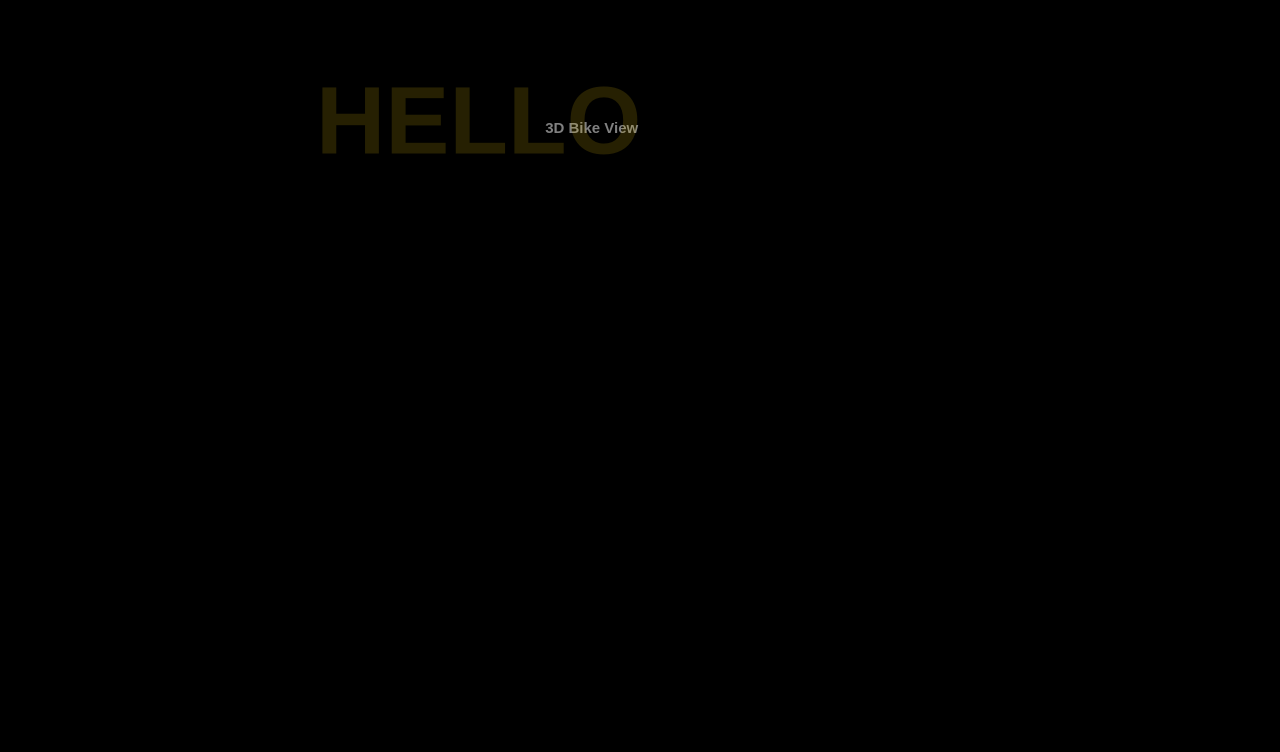
The window that mainwindow.ui (Rem-Ihu/rem-ng-assist) describes before a commit, drawn with Qt 5.
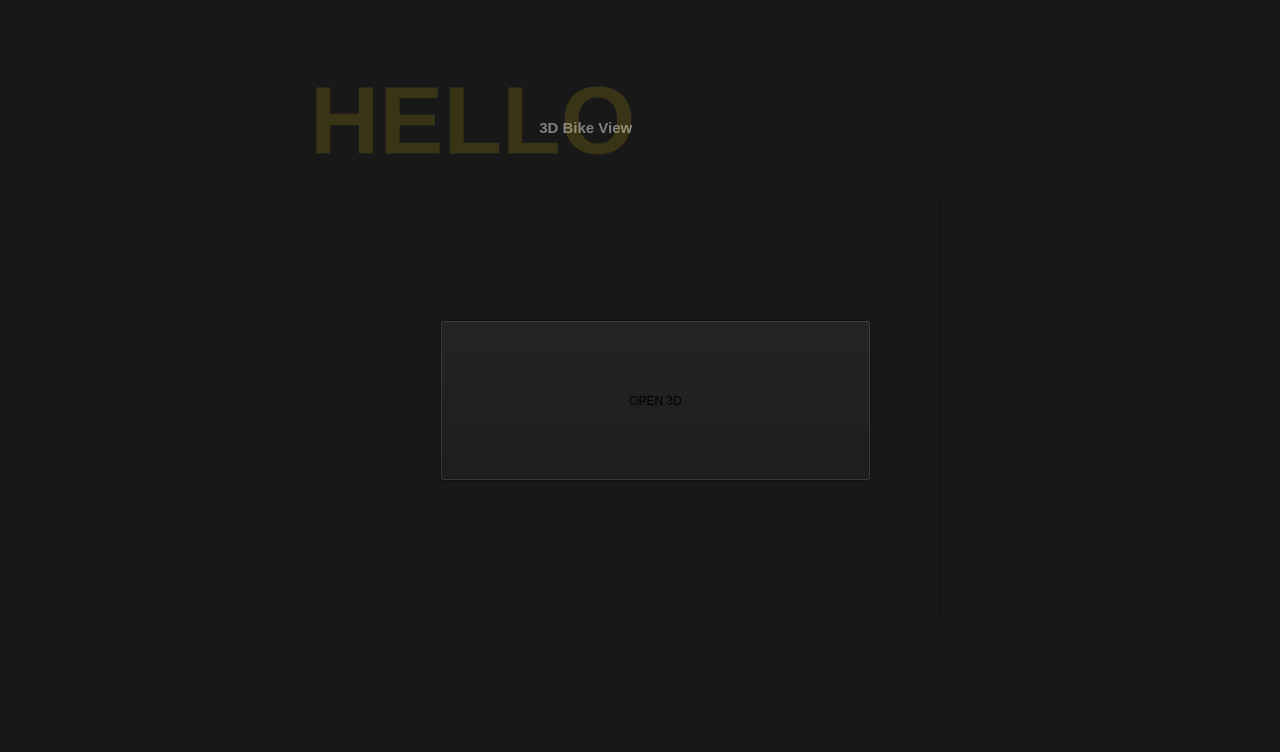
The same window after the commit. Icons and pictures are not drawn.

Commit message: added 3d, made color change and sidebar change

Patch:
```diff
--- a/mainwindow.ui
+++ b/mainwindow.ui
@@ -29,7 +29,7 @@
    <bool>false</bool>
   </property>
   <property name="styleSheet">
-   <string notr="true">    background-color: qlineargradient(x1:0, y1:0, x2:1, y2:0, stop:0.05 black, stop:0.95 white);</string>
+   <string notr="true">    background-color: #181818;</string>
   </property>
   <property name="animated">
    <bool>true</bool>
@@ -42,6 +42,9 @@
 </string>
    </property>
    <layout class="QHBoxLayout" name="horizontalLayout">
+    <property name="spacing">
+     <number>0</number>
+    </property>
     <property name="leftMargin">
      <number>0</number>
     </property>
@@ -72,10 +75,9 @@
        <bool>false</bool>
       </property>
       <property name="styleSheet">
-       <string notr="true">background-color: #000000;
+       <string notr="true">background-color: #181818;
 /*background-color: #3F0071;*/
-border-top-color: rgb(0, 0, 0);
-border-top-color: rgb(15, 24, 31);</string>
+z-index: 10;</string>
       </property>
       <layout class="QGridLayout" name="gridLayout_3">
        <property name="leftMargin">
@@ -141,6 +143,8 @@
 color:grey;
 text-align:left;
 padding-left:20px;
+background: none;
+background-color: rgba(0,0,0,0);
 }
 
 QPushButton:focus{
@@ -151,6 +155,8 @@
 border: none;
 /*background-color: rgb(79, 93, 218);
 /*background-color: #FB2576;*/
+background: none;
+background-color: rgba(0,0,0,0);
 color:white;
 text-align:left;
 padding-left:20px;
@@ -188,6 +194,9 @@
        </item>
        <item row="17" column="1">
         <widget class="QPushButton" name="pushButtonLogOut">
+         <property name="enabled">
+          <bool>true</bool>
+         </property>
          <property name="maximumSize">
           <size>
            <width>50</width>
@@ -202,6 +211,8 @@
 color:grey;
 padding-left:15px;
 content:left;
+background: none;
+background-color: rgba(0,0,0,0);
 }
 
 QPushButton:focus{
@@ -211,6 +222,8 @@
 QPushButton:checked{
 border: none;
 color:white;
+background: none;
+background-color: rgba(0,0,0,0);
 padding-left:15px;
 }</string>
          </property>
@@ -263,7 +276,7 @@
             </colorrole>
             <colorrole role="Button">
              <brush brushstyle="SolidPattern">
-              <color alpha="255">
+              <color alpha="0">
                <red>0</red>
                <green>0</green>
                <blue>0</blue>
@@ -290,7 +303,7 @@
             </colorrole>
             <colorrole role="Base">
              <brush brushstyle="SolidPattern">
-              <color alpha="255">
+              <color alpha="0">
                <red>0</red>
                <green>0</green>
                <blue>0</blue>
@@ -299,7 +312,7 @@
             </colorrole>
             <colorrole role="Window">
              <brush brushstyle="SolidPattern">
-              <color alpha="255">
+              <color alpha="0">
                <red>0</red>
                <green>0</green>
                <blue>0</blue>
@@ -328,7 +341,7 @@
             </colorrole>
             <colorrole role="Button">
              <brush brushstyle="SolidPattern">
-              <color alpha="255">
+              <color alpha="0">
                <red>0</red>
                <green>0</green>
                <blue>0</blue>
@@ -355,7 +368,7 @@
             </colorrole>
             <colorrole role="Base">
              <brush brushstyle="SolidPattern">
-              <color alpha="255">
+              <color alpha="0">
                <red>0</red>
                <green>0</green>
                <blue>0</blue>
@@ -364,7 +377,7 @@
             </colorrole>
             <colorrole role="Window">
              <brush brushstyle="SolidPattern">
-              <color alpha="255">
+              <color alpha="0">
                <red>0</red>
                <green>0</green>
                <blue>0</blue>
@@ -393,7 +406,7 @@
             </colorrole>
             <colorrole role="Button">
              <brush brushstyle="SolidPattern">
-              <color alpha="255">
+              <color alpha="0">
                <red>0</red>
                <green>0</green>
                <blue>0</blue>
@@ -420,7 +433,7 @@
             </colorrole>
             <colorrole role="Base">
              <brush brushstyle="SolidPattern">
-              <color alpha="255">
+              <color alpha="0">
                <red>0</red>
                <green>0</green>
                <blue>0</blue>
@@ -429,7 +442,7 @@
             </colorrole>
             <colorrole role="Window">
              <brush brushstyle="SolidPattern">
-              <color alpha="255">
+              <color alpha="0">
                <red>0</red>
                <green>0</green>
                <blue>0</blue>
@@ -465,7 +478,8 @@
          </property>
          <property name="styleSheet">
           <string notr="true">QPushButton{
-
+background: none;
+background-color: rgba(0,0,0,0);
 color:grey;
 text-align:left;
 padding-left:20px;
@@ -476,6 +490,8 @@
 }
 
 QPushButton:checked{
+background: none;
+background-color: rgba(0,0,0,0);
 border: none;
 /*background-color: rgb(79, 93, 218);
 /*background-color: #FB2576;*/
@@ -549,6 +565,9 @@
 color:grey;
 text-align:left;
 padding-left:22px;
+z-index: 100;
+background: none;
+background-color: rgba(0,0,0,0);
 }
 
 QPushButton:focus{
@@ -557,12 +576,17 @@
 
 QPushButton:checked{
 border: none;
+background: none;
+background-color: rgba(0,0,0,0);
 /*background-color: rgb(79, 93, 218);
 /*background-color: #FB2576;*/
 color:white;
 text-align:left;
 padding-left:22px;
-}</string>
+z-index: 100;
+}
+
+</string>
          </property>
          <property name="text">
           <string/>
@@ -613,7 +637,7 @@
             </colorrole>
             <colorrole role="Button">
              <brush brushstyle="SolidPattern">
-              <color alpha="255">
+              <color alpha="0">
                <red>0</red>
                <green>0</green>
                <blue>0</blue>
@@ -640,7 +664,7 @@
             </colorrole>
             <colorrole role="Base">
              <brush brushstyle="SolidPattern">
-              <color alpha="255">
+              <color alpha="0">
                <red>0</red>
                <green>0</green>
                <blue>0</blue>
@@ -649,7 +673,7 @@
             </colorrole>
             <colorrole role="Window">
              <brush brushstyle="SolidPattern">
-              <color alpha="255">
+              <color alpha="0">
                <red>0</red>
                <green>0</green>
                <blue>0</blue>
@@ -678,7 +702,7 @@
             </colorrole>
             <colorrole role="Button">
              <brush brushstyle="SolidPattern">
-              <color alpha="255">
+              <color alpha="0">
                <red>0</red>
                <green>0</green>
                <blue>0</blue>
@@ -705,7 +729,7 @@
             </colorrole>
             <colorrole role="Base">
              <brush brushstyle="SolidPattern">
-              <color alpha="255">
+              <color alpha="0">
                <red>0</red>
                <green>0</green>
                <blue>0</blue>
@@ -714,7 +738,7 @@
             </colorrole>
             <colorrole role="Window">
              <brush brushstyle="SolidPattern">
-              <color alpha="255">
+              <color alpha="0">
                <red>0</red>
                <green>0</green>
                <blue>0</blue>
@@ -743,7 +767,7 @@
             </colorrole>
             <colorrole role="Button">
              <brush brushstyle="SolidPattern">
-              <color alpha="255">
+              <color alpha="0">
                <red>0</red>
                <green>0</green>
                <blue>0</blue>
@@ -770,7 +794,7 @@
             </colorrole>
             <colorrole role="Base">
              <brush brushstyle="SolidPattern">
-              <color alpha="255">
+              <color alpha="0">
                <red>0</red>
                <green>0</green>
                <blue>0</blue>
@@ -779,7 +803,7 @@
             </colorrole>
             <colorrole role="Window">
              <brush brushstyle="SolidPattern">
-              <color alpha="255">
+              <color alpha="0">
                <red>0</red>
                <green>0</green>
                <blue>0</blue>
@@ -815,7 +839,8 @@
          </property>
          <property name="styleSheet">
           <string notr="true">QPushButton{
-
+background: none;
+background-color: rgba(0,0,0,0);
 color:grey;
 text-align:left;
 padding-left:20px;
@@ -827,6 +852,8 @@
 
 QPushButton:checked{
 border: none;
+background: none;
+background-color: rgba(0,0,0,0);
 /*background-color: rgb(79, 93, 218);
 /*background-color: #FB2576;*/
 color:white;
@@ -887,6 +914,8 @@
          <property name="styleSheet">
           <string notr="true">QPushButton{
 color:grey;
+background: none;
+background-color: rgba(0,0,0,0);
 text-align:left;
 padding-left:17px;
 }
@@ -896,6 +925,8 @@
 }
 
 QPushButton:checked{
+background: none;
+background-color: rgba(0,0,0,0);
 border: none;
 /*background-color: rgb(79, 93, 218);
 /*background-color: #FB2576;*/
@@ -988,6 +1019,8 @@
 color:grey;
 text-align:left;
 padding-left:20px;
+background: none;
+background-color: rgba(0,0,0,0);
 }
 
 QPushButton:focus{
@@ -996,6 +1029,8 @@
 
 QPushButton:checked{
 border: none;
+background: none;
+background-color: rgba(0,0,0,0);
 /*background-color: rgb(79, 93, 218);
 /*background-color: #FB2576;*/
 color:white;
@@ -1077,6 +1112,8 @@
           <property name="styleSheet">
            <string notr="true">border-image: url(:/icons/team_logo_resized.png);
 margin-left:4px;
+background: none;
+background-color: rgba(0,0,0,0);
 </string>
           </property>
          </widget>
@@ -1101,7 +1138,8 @@
          </property>
          <property name="styleSheet">
           <string notr="true">QPushButton{
-
+background: none;
+background-color: rgba(0,0,0,0);
 color:grey;
 text-align:left;
 padding-left:17px;
@@ -1113,6 +1151,8 @@
 
 QPushButton:checked{
 border: none;
+background: none;
+background-color: rgba(0,0,0,0);
 /*background-color: rgb(79, 93, 218);
 /*background-color: #FB2576;*/
 color:white;
@@ -1156,8 +1196,9 @@
     <item>
      <widget class="QStackedWidget" name="stackedWidget">
       <property name="styleSheet">
-       <string notr="true">
-padding: 0px;</string>
+       <string notr="true">background-color: #181818;
+padding: 0px;
+</string>
       </property>
       <property name="currentIndex">
        <number>3</number>
@@ -2666,23 +2707,12 @@
             </brush>
            </colorrole>
            <colorrole role="Button">
-            <brush brushstyle="LinearGradientPattern">
-             <gradient startx="0.000000000000000" starty="0.000000000000000" endx="1.000000000000000" endy="0.000000000000000" type="LinearGradient" spread="PadSpread" coordinatemode="ObjectBoundingMode">
-              <gradientstop position="0.000000000000000">
-               <color alpha="255">
-                <red>0</red>
-                <green>0</green>
-                <blue>0</blue>
-               </color>
-              </gradientstop>
-              <gradientstop position="1.000000000000000">
-               <color alpha="255">
-                <red>0</red>
-                <green>0</green>
-                <blue>0</blue>
-               </color>
-              </gradientstop>
-             </gradient>
+            <brush brushstyle="SolidPattern">
+             <color alpha="255">
+              <red>24</red>
+              <green>24</green>
+              <blue>24</blue>
+             </color>
             </brush>
            </colorrole>
            <colorrole role="Text">
@@ -2704,43 +2734,21 @@
             </brush>
            </colorrole>
            <colorrole role="Base">
-            <brush brushstyle="LinearGradientPattern">
-             <gradient startx="0.000000000000000" starty="0.000000000000000" endx="1.000000000000000" endy="0.000000000000000" type="LinearGradient" spread="PadSpread" coordinatemode="ObjectBoundingMode">
-              <gradientstop position="0.000000000000000">
-               <color alpha="255">
-                <red>0</red>
-                <green>0</green>
-                <blue>0</blue>
-               </color>
-              </gradientstop>
-              <gradientstop position="1.000000000000000">
-               <color alpha="255">
-                <red>0</red>
-                <green>0</green>
-                <blue>0</blue>
-               </color>
-              </gradientstop>
-             </gradient>
+            <brush brushstyle="SolidPattern">
+             <color alpha="255">
+              <red>24</red>
+              <green>24</green>
+              <blue>24</blue>
+             </color>
             </brush>
            </colorrole>
            <colorrole role="Window">
-            <brush brushstyle="LinearGradientPattern">
-             <gradient startx="0.000000000000000" starty="0.000000000000000" endx="1.000000000000000" endy="0.000000000000000" type="LinearGradient" spread="PadSpread" coordinatemode="ObjectBoundingMode">
-              <gradientstop position="0.000000000000000">
-               <color alpha="255">
-                <red>0</red>
-                <green>0</green>
-                <blue>0</blue>
-               </color>
-              </gradientstop>
-              <gradientstop position="1.000000000000000">
-               <color alpha="255">
-                <red>0</red>
-                <green>0</green>
-                <blue>0</blue>
-               </color>
-              </gradientstop>
-             </gradient>
+            <brush brushstyle="SolidPattern">
+             <color alpha="255">
+              <red>24</red>
+              <green>24</green>
+              <blue>24</blue>
+             </color>
             </brush>
            </colorrole>
            <colorrole role="PlaceholderText">
@@ -2764,23 +2772,12 @@
             </brush>
            </colorrole>
            <colorrole role="Button">
-            <brush brushstyle="LinearGradientPattern">
-             <gradient startx="0.000000000000000" starty="0.000000000000000" endx="1.000000000000000" endy="0.000000000000000" type="LinearGradient" spread="PadSpread" coordinatemode="ObjectBoundingMode">
-              <gradientstop position="0.000000000000000">
-               <color alpha="255">
-                <red>0</red>
-                <green>0</green>
-                <blue>0</blue>
-               </color>
-              </gradientstop>
-              <gradientstop position="1.000000000000000">
-               <color alpha="255">
-                <red>0</red>
-                <green>0</green>
-                <blue>0</blue>
-               </color>
-              </gradientstop>
-             </gradient>
+            <brush brushstyle="SolidPattern">
+             <color alpha="255">
+              <red>24</red>
+              <green>24</green>
+              <blue>24</blue>
+             </color>
             </brush>
            </colorrole>
            <colorrole role="Text">
@@ -2802,43 +2799,21 @@
             </brush>
            </colorrole>
            <colorrole role="Base">
-            <brush brushstyle="LinearGradientPattern">
-             <gradient startx="0.000000000000000" starty="0.000000000000000" endx="1.000000000000000" endy="0.000000000000000" type="LinearGradient" spread="PadSpread" coordinatemode="ObjectBoundingMode">
-              <gradientstop position="0.000000000000000">
-               <color alpha="255">
-                <red>0</red>
-                <green>0</green>
-                <blue>0</blue>
-               </color>
-              </gradientstop>
-              <gradientstop position="1.000000000000000">
-               <color alpha="255">
-                <red>0</red>
-                <green>0</green>
-                <blue>0</blue>
-               </color>
-              </gradientstop>
-             </gradient>
+            <brush brushstyle="SolidPattern">
+             <color alpha="255">
+              <red>24</red>
+              <green>24</green>
+              <blue>24</blue>
+             </color>
             </brush>
            </colorrole>
            <colorrole role="Window">
-            <brush brushstyle="LinearGradientPattern">
-             <gradient startx="0.000000000000000" starty="0.000000000000000" endx="1.000000000000000" endy="0.000000000000000" type="LinearGradient" spread="PadSpread" coordinatemode="ObjectBoundingMode">
-              <gradientstop position="0.000000000000000">
-               <color alpha="255">
-                <red>0</red>
-                <green>0</green>
-                <blue>0</blue>
-               </color>
-              </gradientstop>
-              <gradientstop position="1.000000000000000">
-               <color alpha="255">
-                <red>0</red>
-                <green>0</green>
-                <blue>0</blue>
-               </color>
-              </gradientstop>
-             </gradient>
+            <brush brushstyle="SolidPattern">
+             <color alpha="255">
+              <red>24</red>
+              <green>24</green>
+              <blue>24</blue>
+             </color>
             </brush>
            </colorrole>
            <colorrole role="PlaceholderText">
@@ -2862,23 +2837,12 @@
             </brush>
            </colorrole>
            <colorrole role="Button">
-            <brush brushstyle="LinearGradientPattern">
-             <gradient startx="0.000000000000000" starty="0.000000000000000" endx="1.000000000000000" endy="0.000000000000000" type="LinearGradient" spread="PadSpread" coordinatemode="ObjectBoundingMode">
-              <gradientstop position="0.000000000000000">
-               <color alpha="255">
-                <red>0</red>
-                <green>0</green>
-                <blue>0</blue>
-               </color>
-              </gradientstop>
-              <gradientstop position="1.000000000000000">
-               <color alpha="255">
-                <red>0</red>
-                <green>0</green>
-                <blue>0</blue>
-               </color>
-              </gradientstop>
-             </gradient>
+            <brush brushstyle="SolidPattern">
+             <color alpha="255">
+              <red>24</red>
+              <green>24</green>
+              <blue>24</blue>
+             </color>
             </brush>
            </colorrole>
            <colorrole role="Text">
@@ -2900,43 +2864,21 @@
             </brush>
            </colorrole>
            <colorrole role="Base">
-            <brush brushstyle="LinearGradientPattern">
-             <gradient startx="0.000000000000000" starty="0.000000000000000" endx="1.000000000000000" endy="0.000000000000000" type="LinearGradient" spread="PadSpread" coordinatemode="ObjectBoundingMode">
-              <gradientstop position="0.000000000000000">
-               <color alpha="255">
-                <red>0</red>
-                <green>0</green>
-                <blue>0</blue>
-               </color>
-              </gradientstop>
-              <gradientstop position="1.000000000000000">
-               <color alpha="255">
-                <red>0</red>
-                <green>0</green>
-                <blue>0</blue>
-               </color>
-              </gradientstop>
-             </gradient>
+            <brush brushstyle="SolidPattern">
+             <color alpha="255">
+              <red>24</red>
+              <green>24</green>
+              <blue>24</blue>
+             </color>
             </brush>
            </colorrole>
            <colorrole role="Window">
-            <brush brushstyle="LinearGradientPattern">
-             <gradient startx="0.000000000000000" starty="0.000000000000000" endx="1.000000000000000" endy="0.000000000000000" type="LinearGradient" spread="PadSpread" coordinatemode="ObjectBoundingMode">
-              <gradientstop position="0.000000000000000">
-               <color alpha="255">
-                <red>0</red>
-                <green>0</green>
-                <blue>0</blue>
-               </color>
-              </gradientstop>
-              <gradientstop position="1.000000000000000">
-               <color alpha="255">
-                <red>0</red>
-                <green>0</green>
-                <blue>0</blue>
-               </color>
-              </gradientstop>
-             </gradient>
+            <brush brushstyle="SolidPattern">
+             <color alpha="255">
+              <red>24</red>
+              <green>24</green>
+              <blue>24</blue>
+             </color>
             </brush>
            </colorrole>
            <colorrole role="PlaceholderText">
@@ -3031,6 +2973,22 @@
         <property name="frameShadow">
          <enum>QFrame::Raised</enum>
         </property>
+        <widget class="QPushButton" name="open3d">
+         <property name="geometry">
+          <rect>
+           <x>170</x>
+           <y>120</y>
+           <width>431</width>
+           <height>161</height>
+          </rect>
+         </property>
+         <property name="cursor">
+          <cursorShape>PointingHandCursor</cursorShape>
+         </property>
+         <property name="text">
+          <string>OPEN 3D</string>
+         </property>
+        </widget>
        </widget>
        <widget class="QLabel" name="label">
         <property name="geometry">
```
Left out of the diff: 87 changed lines with no effect on the pictures. The commit also changes 7 other files.
